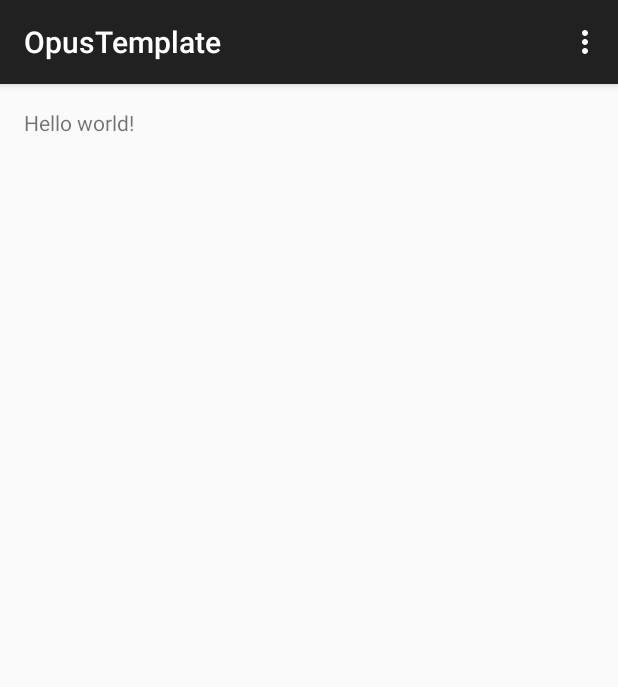
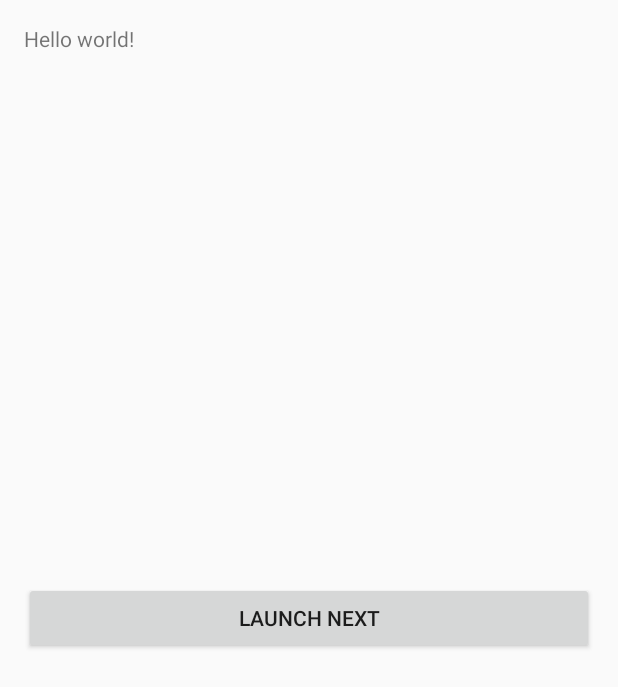
Before and after one commit to opus-ua/beacon-frontend, an Android app: the screen it shows after launch (MainActivity before the commit, LaunchActivity after it), on a phone screen of 412 x 824 dp. Shown: the top 687 px of the screen. Run offline under Robolectric (Android 15) with nearby library versions, the phone set to English and light mode, and no system bars.

Commit message:
Create simple first unit tests.
Create unit tests for a new basic UI consisting of text views and buttons.

```diff
--- a/app/src/main/AndroidManifest.xml
+++ b/app/src/main/AndroidManifest.xml
@@ -8,7 +8,7 @@
         android:label="@string/app_name"
         android:theme="@style/AppTheme" >
         <activity
-            android:name=".MainActivity"
+            android:name=".LaunchActivity"
             android:label="@string/app_name" >
             <intent-filter>
                 <action android:name="android.intent.action.MAIN" />
@@ -16,6 +16,10 @@
                 <category android:name="android.intent.category.LAUNCHER" />
             </intent-filter>
         </activity>
+        <activity
+            android:name=".NextActivity"
+            android:label="@string/next_activity" />
+
     </application>
 
 </manifest>
--- /dev/null
+++ b/app/src/main/java/com/example/connorhamblett/opustemplate/LaunchActivity.java
@@ -0,0 +1,29 @@
+package com.example.connorhamblett.opustemplate;
+
+import android.app.Activity;
+import android.os.Bundle;
+import android.view.View;
+import android.widget.Button;
+
+
+public class LaunchActivity extends Activity {
+
+    /*
+     * The payload that is passed as Intent data to NextActivity.
+     */
+    public final static String STRING_PAYLOAD = "Started from LaunchActivity";
+
+    @Override
+    protected void onCreate(Bundle savedInstanceState) {
+        super.onCreate(savedInstanceState);
+        setContentView(R.layout.activity_main);
+        Button launchNextButton = (Button) findViewById(R.id.launch_next_activity_button);
+        launchNextButton.setOnClickListener(new View.OnClickListener() {
+            @Override
+            public void onClick(View v) {
+                startActivity(NextActivity.makeIntent(LaunchActivity.this, STRING_PAYLOAD));
+                finish();
+            }
+        });
+    }
+}
--- a/app/src/main/java/com/example/connorhamblett/opustemplate/MainActivity.java
+++ /dev/null
@@ -1,37 +0,0 @@
-package com.example.connorhamblett.opustemplate;
-
-import android.support.v7.app.AppCompatActivity;
-import android.os.Bundle;
-import android.view.Menu;
-import android.view.MenuItem;
-
-public class MainActivity extends AppCompatActivity {
-
-    @Override
-    protected void onCreate(Bundle savedInstanceState) {
-        super.onCreate(savedInstanceState);
-        setContentView(R.layout.activity_main);
-    }
-
-    @Override
-    public boolean onCreateOptionsMenu(Menu menu) {
-        // Inflate the menu; this adds items to the action bar if it is present.
-        getMenuInflater().inflate(R.menu.menu_main, menu);
-        return true;
-    }
-
-    @Override
-    public boolean onOptionsItemSelected(MenuItem item) {
-        // Handle action bar item clicks here. The action bar will
-        // automatically handle clicks on the Home/Up button, so long
-        // as you specify a parent activity in AndroidManifest.xml.
-        int id = item.getItemId();
-
-        //noinspection SimplifiableIfStatement
-        if (id == R.id.action_settings) {
-            return true;
-        }
-
-        return super.onOptionsItemSelected(item);
-    }
-}
--- a/app/src/main/res/layout/activity_main.xml
+++ b/app/src/main/res/layout/activity_main.xml
@@ -8,4 +8,14 @@
     <TextView android:text="@string/hello_world" android:layout_width="wrap_content"
         android:layout_height="wrap_content" />
 
+    <Button
+        android:id="@+id/launch_next_activity_button"
+        android:layout_width="match_parent"
+        android:layout_height="wrap_content"
+        android:text="@string/label_launch_next"
+        android:layout_centerVertical="true"
+        android:layout_alignParentLeft="true"
+        android:layout_alignParentStart="true" />
+
+
 </RelativeLayout>
```
Also changed, not shown: app/src/main/java/com/example/connorhamblett/opustemplate/LaunchActivityTest.java (added, +77 -0 lines), app/src/main/java/com/example/connorhamblett/opustemplate/NextActivity.java (added, +44 -0 lines), app/src/main/res/layout/activity_next.xml (added, +25 -0 lines), app/src/main/res/values/strings.xml (+16 -0 lines), 2 other files.
